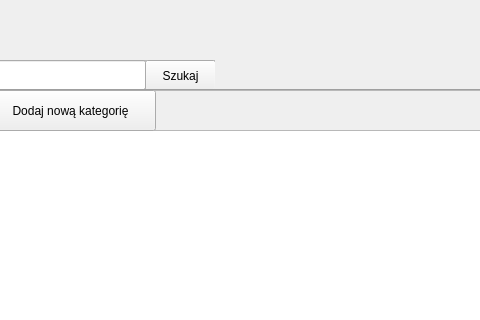
Above: Sklepzelektronika/aplikacja_sklepu.ui from kapi2700/Sklepzelektronika before the change; both pictures show x 625 to 1105 and y 0 to 320 of the 1280 by 720 pixel window. Below: the same form after it.
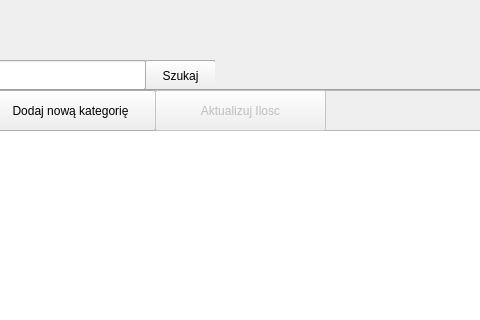
That is the form after the change.

Commit message:
edytuj towar, edytuj pracownika
aktualizuj ilosc towaru nie dziala

Diff of the .ui file:
```diff
--- a/Sklepzelektronika/aplikacja_sklepu.ui
+++ b/Sklepzelektronika/aplikacja_sklepu.ui
@@ -802,6 +802,22 @@
         <string>Dodaj nową kategorię</string>
        </property>
       </widget>
+      <widget class="QPushButton" name="kategorie_towar_btn_2">
+       <property name="enabled">
+        <bool>false</bool>
+       </property>
+       <property name="geometry">
+        <rect>
+         <x>780</x>
+         <y>0</y>
+         <width>171</width>
+         <height>41</height>
+        </rect>
+       </property>
+       <property name="text">
+        <string>Aktualizuj Ilosc</string>
+       </property>
+      </widget>
      </widget>
     </widget>
     <widget class="QWidget" name="transakcje_page">
```
The commit also changes 8 other files.
